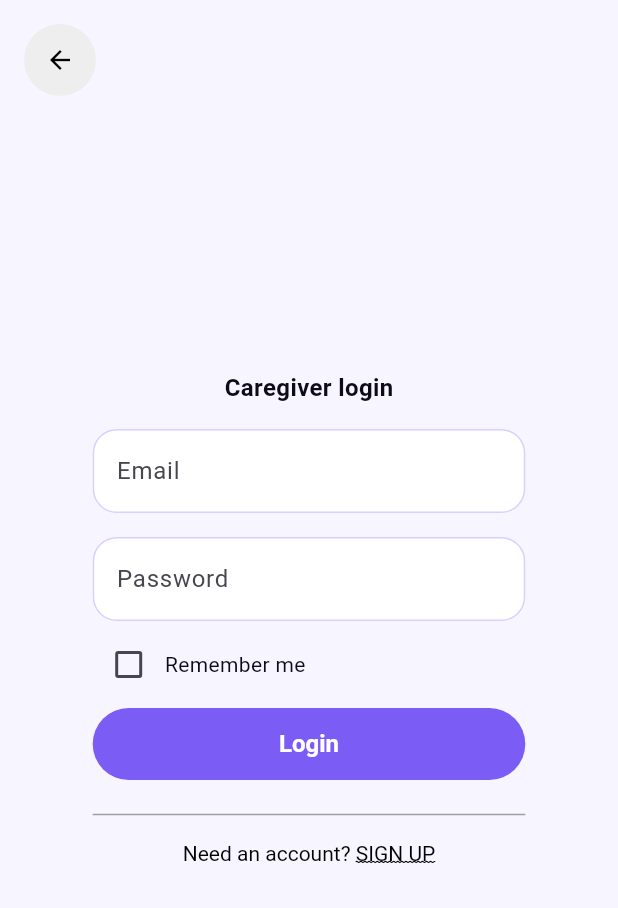
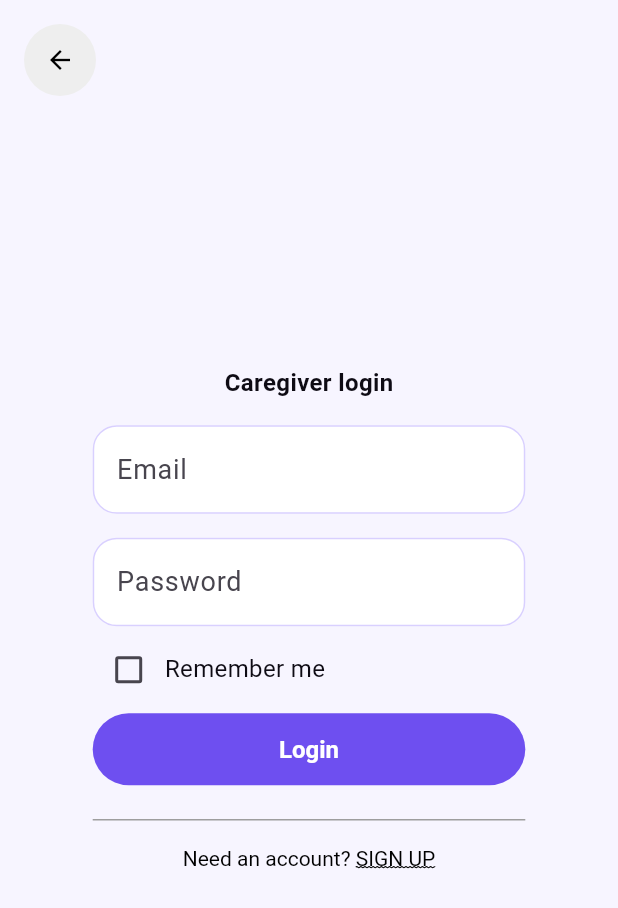
Before and after one commit to WRNT-P/PathguardAI, a Flutter app: the screen it shows after launch, after a tap on "Caregiver Login", on a phone screen of 412 x 824 dp. Shown: the top 908 px of the screen. Run offline on Flutter 3.47's test engine with Material 3 defaults, Android fonts, the phone set to English and light mode, and no system bars; our stand-ins replace firebase_auth, firebase_core, firebase_database, firebase_messaging, flutter_compass, flutter_dotenv and 6 more; missing offline and left inert: flutter_foreground_task; accounts and stored records are empty; network calls fail.

Commit message:
Bring the purple up to WCAG AA and lift body text to 16px
Checked the new palette against the ui-ux-pro-max healthcare guidance.
White on the deck's #7B5CF5 measures 4.48:1, a hair under AA's 4.5:1 for
button labels; the same hue at #6E4FF0 reads 5.2:1 and still looks like
the slide. The Material default body size is 14px and this app's patients
are elderly, so the theme now sets 16px body text with 1.5 line height for
everything that was not already sizing itself.

The guidance also warns healthcare apps off purple gradients outright.
The deck is the brand, so the gradient stays — but only ever behind a
header or the login card, never behind running text.

flutter analyze: 12 issues, unchanged, 0 errors.

Co-Authored-By: Claude Fable 5.1 <noreply@anthropic.com>
Claude-Session: https://claude.ai/code/session_01Bsq3eVpKr9BhZa1hp1tVm1

```diff
--- a/flutter_app/lib/screens/caregiver_screen/caregiver_homepage_screen.dart
+++ b/flutter_app/lib/screens/caregiver_screen/caregiver_homepage_screen.dart
@@ -778,7 +778,7 @@ class _CaregiverHomePageScreenState extends State<CaregiverHomePageScreen> {
               children: [
                 const Text(
                   'Welcome back,',
-                  style: TextStyle(fontSize: 14, color: Colors.white70),
+                  style: TextStyle(fontSize: 15, color: Color(0xE6FFFFFF)),
                 ),
                 const SizedBox(height: 2),
                 Text(
--- a/flutter_app/lib/theme/app_theme.dart
+++ b/flutter_app/lib/theme/app_theme.dart
@@ -11,7 +11,12 @@ class AppColors {
   AppColors._();
 
   /// Buttons, chips, links, the caregiver's own chat bubble.
-  static const Color primary = Color(0xFF7B5CF5);
+  ///
+  /// The deck's violet is nearer #7B5CF5, which puts white button labels at
+  /// 4.48:1 — just under WCAG AA's 4.5:1. This is the same hue nudged darker
+  /// until white on it reads at 5.2:1, because the people tapping these
+  /// buttons are elderly and the app is the thing between them and a road.
+  static const Color primary = Color(0xFF6E4FF0);
 
   /// Pressed / icon-badge shade of [primary].
   static const Color primaryDark = Color(0xFF5B3FD6);
@@ -55,6 +60,18 @@ class AppTheme {
       useMaterial3: true,
       colorScheme: scheme,
       scaffoldBackgroundColor: AppColors.background,
+
+      // 16px body on a phone is the floor for readable text, and this app's
+      // patients are old. Screens that set their own size still can; this
+      // lifts everything that was riding on the 14px Material default.
+      textTheme: const TextTheme(
+        headlineSmall: TextStyle(fontSize: 24, fontWeight: FontWeight.w800, color: AppColors.ink),
+        titleLarge: TextStyle(fontSize: 20, fontWeight: FontWeight.w700, color: AppColors.ink),
+        titleMedium: TextStyle(fontSize: 17, fontWeight: FontWeight.w600, color: AppColors.ink),
+        bodyLarge: TextStyle(fontSize: 18, height: 1.5, color: AppColors.ink),
+        bodyMedium: TextStyle(fontSize: 16, height: 1.5, color: AppColors.ink),
+        labelLarge: TextStyle(fontSize: 16, fontWeight: FontWeight.w700),
+      ),
 
       // The deck's headers are white type on the purple→black gradient. An
       // AppBar cannot take a gradient directly, so it takes the dark end and
```
